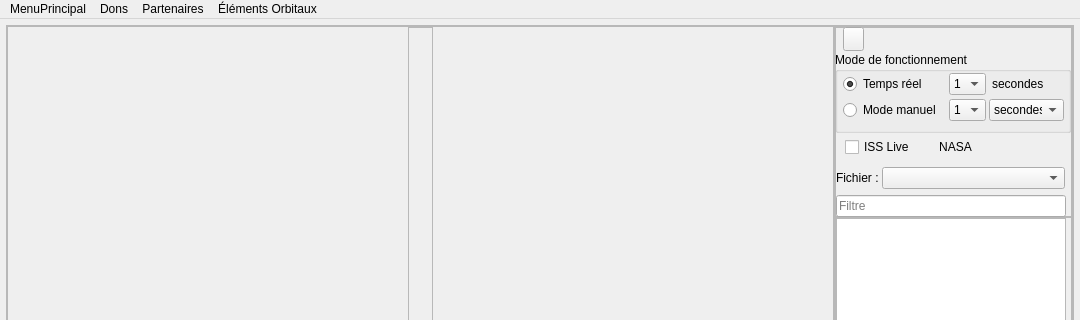
First picture: the form in src/interface/previsat.ui, repository mconsidine/previsat_archive, before the edit; both pictures show x 0 to 1080 and y 0 to 320 of the 1080 by 684 pixel window.
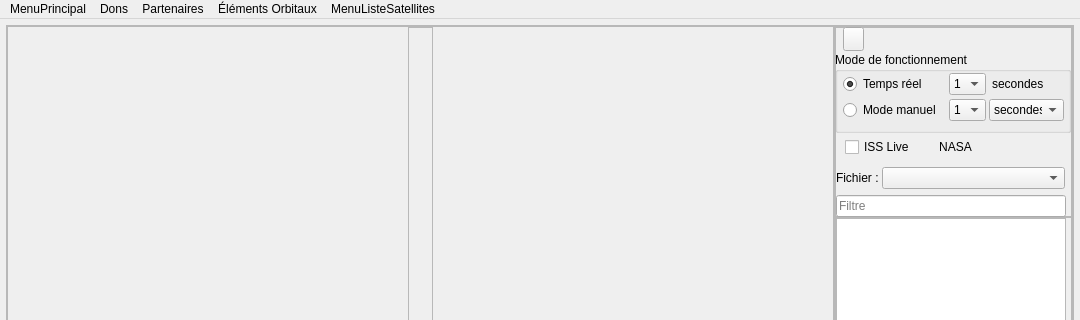
Second picture: the form after the edit. Icons and pictures are not drawn.

Commit message: Ajout des fonctions concernant la liste principale de satellites

The edit to the form file:
```diff
--- a/src/interface/previsat.ui
+++ b/src/interface/previsat.ui
@@ -923,10 +923,17 @@
     <addaction name="actionCelestrak"/>
     <addaction name="actionSpaceTrack"/>
    </widget>
+   <widget class="QMenu" name="menuListeSatellites">
+    <property name="title">
+     <string>MenuListeSatellites</string>
+    </property>
+    <addaction name="actionDefinir_par_defaut"/>
+   </widget>
    <addaction name="menuPrincipal"/>
    <addaction name="menuDons"/>
    <addaction name="menuPartenaires"/>
    <addaction name="menuElementsOrbitaux"/>
+   <addaction name="menuListeSatellites"/>
   </widget>
   <action name="actionImporter_fichier_TLE_GP">
    <property name="text">
```
Left out of the diff: 14 changed lines with no effect on the pictures. The commit also changes 14 other files.
